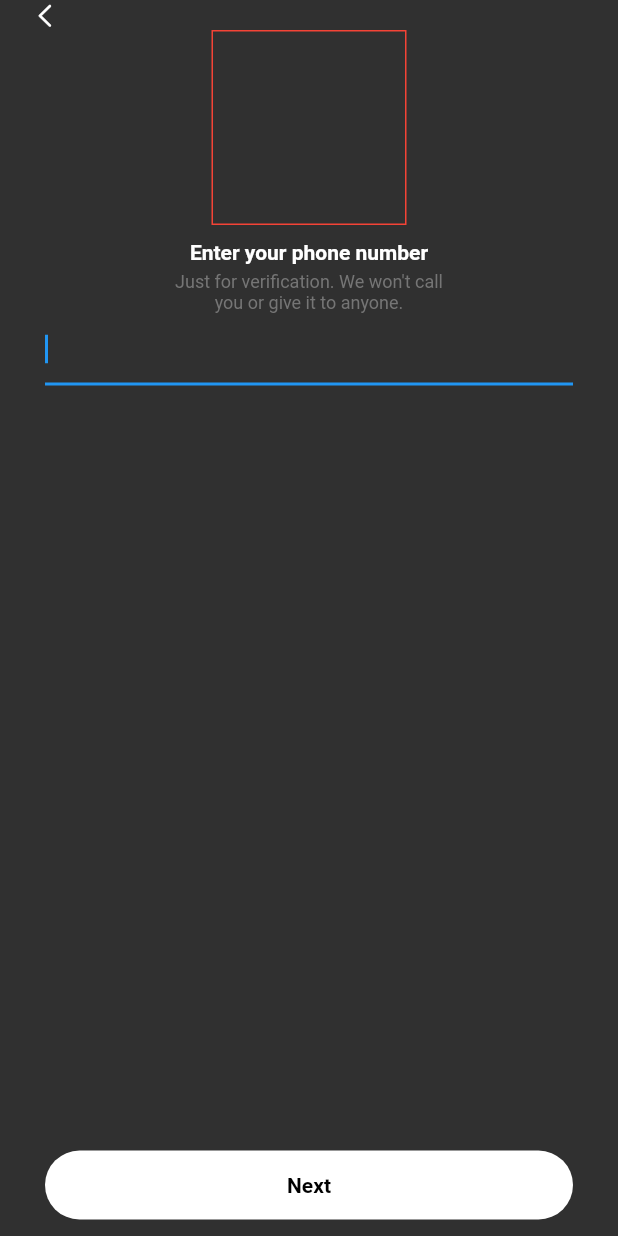
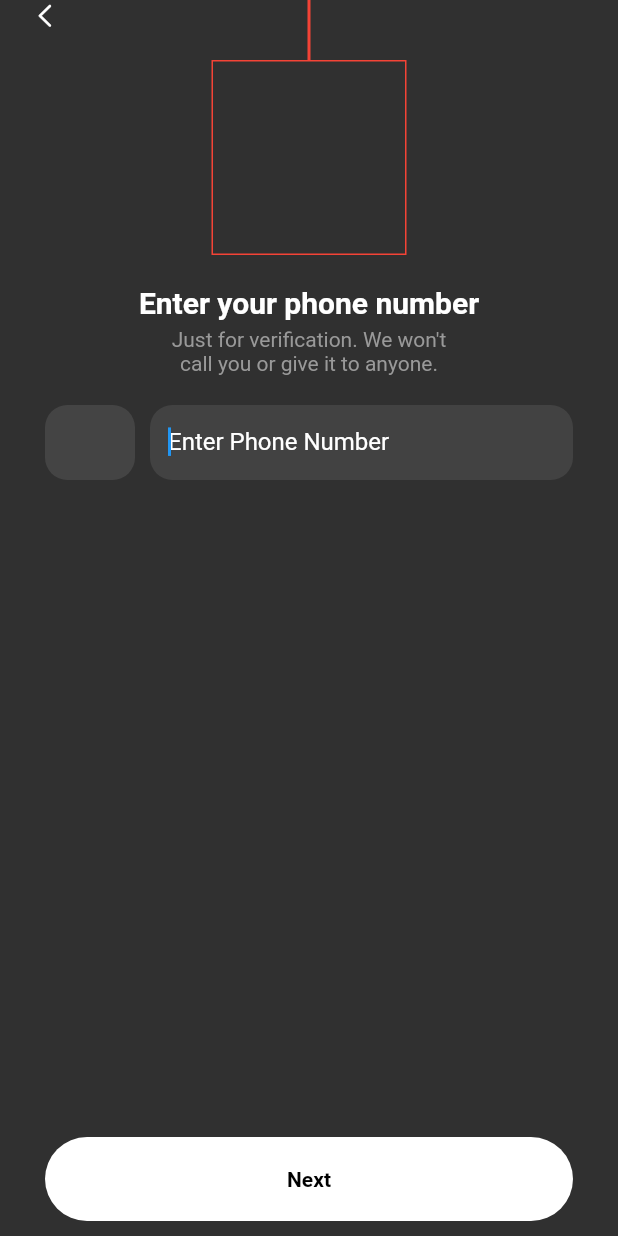
Before and after one commit to blakewood84/flutter-scratch1, a Flutter app: the screen it shows after launch, after a tap on "Enter", on a phone screen of 412 x 824 dp. Run offline on Flutter 3.47's test engine with Material 2 defaults, Android fonts, the phone set to English and light mode, and no system bars; our stand-ins replace bloc, dartz, firebase_auth, firebase_core, flutter_bloc, rxdart; accounts and stored records are empty; statements that could not run were skipped.

Commit message:
Updated UI for phone number login

```diff
--- a/lib/features/authentication/view/auth_view.dart
+++ b/lib/features/authentication/view/auth_view.dart
@@ -24,18 +24,25 @@ class _AuthViewState extends State<AuthView> {
                   child: Column(
                     mainAxisAlignment: MainAxisAlignment.center,
                     children: [
-                      // if (showPhoneAuth) Icon(Icons.chevron_left),
                       AnimatedContainer(
-                        width: showPhoneAuth ? 20 : 100,
-                        height: showPhoneAuth ? 20 : 100,
+                        width: showPhoneAuth ? 0 : 0,
+                        height: showPhoneAuth ? 40 : 100,
                         curve: Curves.easeInOut,
-                        duration: const Duration(milliseconds: 200),
+                        duration: const Duration(milliseconds: 400),
+                        child: Container(
+                          decoration: BoxDecoration(
+                            border: Border.all(
+                              width: 1,
+                              color: Colors.red,
+                            ),
+                          ),
+                        ),
                       ),
                       AnimatedContainer(
                         width: showPhoneAuth ? 130 : 300,
                         height: showPhoneAuth ? 130 : 300,
                         duration: const Duration(seconds: 1),
-                        curve: Curves.fastLinearToSlowEaseIn,
+                        curve: Curves.fastEaseInToSlowEaseOut,
                         decoration: BoxDecoration(
                           border: Border.all(
                             width: 1,
@@ -44,11 +51,11 @@ class _AuthViewState extends State<AuthView> {
                         ),
                       ),
                       if (showPhoneAuth) ...[
-                        const SizedBox(height: 10),
+                        const SizedBox(height: 20),
                         const Text(
                           'Enter your phone number',
                           style: TextStyle(
-                            fontSize: 14,
+                            fontSize: 20,
                             fontWeight: FontWeight.w700,
                           ),
                         ),
@@ -59,16 +66,14 @@ class _AuthViewState extends State<AuthView> {
                             'Just for verification. We won\'t call you or give it to anyone.',
                             textAlign: TextAlign.center,
                             style: TextStyle(
-                              fontSize: 12,
-                              color: Colors.grey.shade600,
+                              fontSize: 14,
+                              color: Color(0xff999999),
                             ),
                           ),
                         ),
-                        const TextField(
-                          autofocus: true,
-                        ),
+                        const SizedBox(height: 20),
+                        const _PhoneNumberInput()
                       ],
-
                       const Spacer(),
                       if (!showPhoneAuth)
                         Container(
@@ -91,7 +96,7 @@ class _AuthViewState extends State<AuthView> {
                             backgroundColor: Colors.white,
                             foregroundColor: Colors.black,
                             padding: const EdgeInsets.symmetric(
-                              vertical: 15,
+                              vertical: 20,
                             ),
                           ),
                           onPressed: () {
@@ -101,7 +106,7 @@ class _AuthViewState extends State<AuthView> {
                           },
                           child: Text(
                             !showPhoneAuth ? 'Enter' : 'Next',
-                            style: TextStyle(
+                            style: const TextStyle(
                               fontWeight: FontWeight.w700,
                               color: Colors.black,
                             ),
@@ -126,7 +131,7 @@ class _AuthViewState extends State<AuthView> {
                   opacity: showPhoneAuth ? 1 : 0,
                   duration: const Duration(milliseconds: 300),
                   curve: Curves.fastEaseInToSlowEaseOut,
-                  child: Icon(
+                  child: const Icon(
                     CupertinoIcons.chevron_left,
                     size: 20,
                   ),
@@ -140,11 +145,55 @@ class _AuthViewState extends State<AuthView> {
   }
 }
 
-class NextButton extends StatelessWidget {
-  const NextButton({super.key});
+class _PhoneNumberInput extends StatelessWidget {
+  const _PhoneNumberInput({super.key});
 
   @override
   Widget build(BuildContext context) {
-    return const Placeholder();
+    return ConstrainedBox(
+      constraints: const BoxConstraints(
+        maxHeight: 50,
+      ),
+      child: Row(
+        children: [
+          Container(
+            width: 60,
+            height: double.infinity,
+            decoration: BoxDecoration(
+              borderRadius: BorderRadius.circular(15.0),
+              color: const Color(0xff444444),
+            ),
+          ),
+          const SizedBox(width: 10),
+          Expanded(
+            child: TextField(
+              autofocus: true,
+              keyboardType: TextInputType.phone,
+              decoration: InputDecoration(
+                isDense: true,
+                hintText: 'Enter Phone Number',
+                hintStyle: const TextStyle(
+                  color: Colors.white,
+                ),
+                filled: true,
+                fillColor: const Color(0xff444444).withOpacity(.9),
+                border: OutlineInputBorder(
+                  borderRadius: BorderRadius.circular(15.0),
+                  borderSide: BorderSide.none,
+                ),
+                focusedBorder: OutlineInputBorder(
+                  borderRadius: BorderRadius.circular(15.0),
+                  borderSide: BorderSide.none,
+                ),
+                errorStyle: const TextStyle(
+                  fontSize: 0,
+                  height: 0,
+                ),
+              ),
+            ),
+          ),
+        ],
+      ),
+    );
   }
 }
--- a/pubspec.yaml
+++ b/pubspec.yaml
@@ -10,6 +10,7 @@ dependencies:
     path: packages/auth_repository
   bloc: ^8.1.2
   cupertino_icons: ^1.0.5
+  dropdown_button2: ^2.3.7
   firebase_auth: ^4.7.2
   firebase_core: ^2.15.0
   flutter:
```
Also changed, not shown: pubspec.lock.
